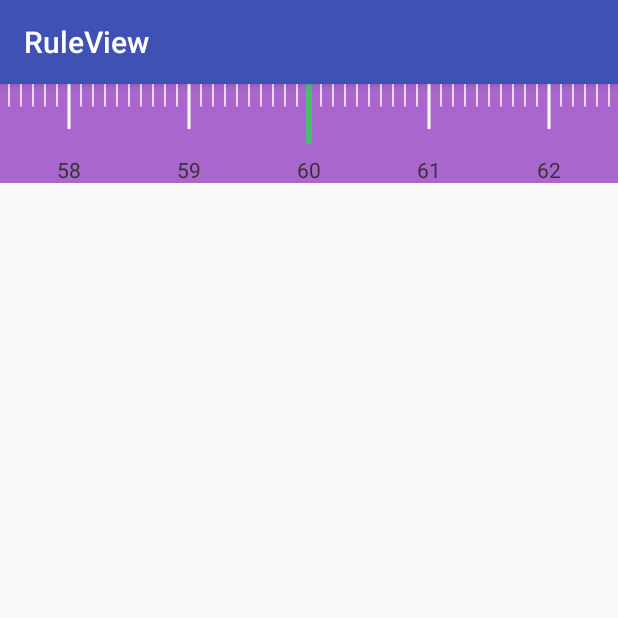
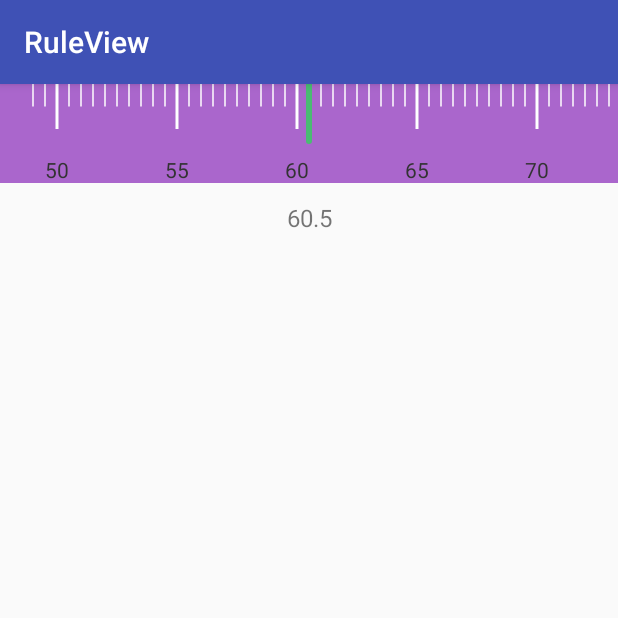
Before and after one commit to Easy-Ez/ScaleView, an Android app: the screen it shows after launch (MainActivity), on a phone screen of 412 x 824 dp, the top half of it. Run offline under Robolectric (Android 15) with nearby library versions, the phone set to English and light mode, and no system bars.

Commit message:
scroll停止后寻找选中的位置 数值回调

```diff
--- a/app/src/main/java/cf/sadhu/scaleview/MainActivity.java
+++ b/app/src/main/java/cf/sadhu/scaleview/MainActivity.java
@@ -1,13 +1,25 @@
 package cf.sadhu.scaleview;
 
+import android.os.Bundle;
 import android.support.v7.app.AppCompatActivity;
-import android.os.Bundle;
+import android.widget.TextView;
 
 public class MainActivity extends AppCompatActivity {
+    private static final String TAG = "MainActivity";
+    private TextView tv_value;
 
     @Override
     protected void onCreate(Bundle savedInstanceState) {
         super.onCreate(savedInstanceState);
         setContentView(R.layout.activity_main);
+        ScaleView scaleview = findViewById(R.id.sacleview);
+        tv_value = findViewById(R.id.tv_value);
+        scaleview.setOnGraduationValueChange(new ScaleView.OnGraduationValueChangeListener() {
+            @Override
+            public void onChange(int value, float stepHelper) {
+                // Log.i(TAG, "onChange value: " + value + ";stepHelper:" + stepHelper);
+                tv_value.setText(String.valueOf(value / stepHelper));
+            }
+        });
     }
 }
--- a/app/src/main/java/cf/sadhu/scaleview/ScaleView.java
+++ b/app/src/main/java/cf/sadhu/scaleview/ScaleView.java
@@ -10,7 +10,6 @@ import android.support.v4.content.ContextCompat;
 import android.support.v4.view.GestureDetectorCompat;
 import android.support.v4.view.ViewCompat;
 import android.util.AttributeSet;
-import android.util.Log;
 import android.util.TypedValue;
 import android.view.GestureDetector;
 import android.view.MotionEvent;
@@ -23,11 +22,9 @@ import android.widget.OverScroller;
  */
 public class ScaleView extends View {
     private static final String TAG = "ScaleView";
-    private boolean mAutoAlign; // 是否自动对齐
     private float mInitialValue; // 初始化的值
     private float mMinValue; // 最小值
     private float mMaxValue; // 最大值
-    private float mCurrentValue;//当前值
     private float mGraduationLineMargin; // 刻度线间的间隔
     private float mGraduationStep;// 刻度的步进
     private int mGraduationStepHelper;// 将刻度的步进转换成整数
@@ -35,11 +32,13 @@ public class ScaleView extends View {
     private float mGraduationLineWidth; // 刻度线宽
     private float mGraduationLineHeight; // 刻度线高
 
-    private Drawable mIndicator;
-    private float mIndicatorWidth;
-    private float mIndicatorHeight;
+    private Drawable mIndicator; // 指示器drawble
+    private float mIndicatorWidth; // 可以指定指示器的宽高
+    private float mIndicatorHeight; // 可以指定指示器的宽高
 
-    private float mTextMargin;
+    private float mTextMargin; // 文字具体刻度的间距
+    private int mTtextColor; // 文字颜色
+    private float mTextSize; // 文字大小
 
     private Paint mTextPaint;
     private Paint mGraduationPaint;
@@ -55,6 +54,9 @@ public class ScaleView extends View {
     private int mIntMaxValue;
     private float mBaselineY;
     private boolean mIsFling;
+    private OnGraduationValueChangeListener mOnGraduationValueChangeListener;
+    private Paint.FontMetrics mTextfontMetrics;
+
 
     public ScaleView(Context context) {
         this(context, null);
@@ -75,8 +77,6 @@ public class ScaleView extends View {
         mMinValue = typedArray.getFloat(R.styleable.ScaleView_minValue, 0f);
         mMaxValue = typedArray.getFloat(R.styleable.ScaleView_maxVaule, 100f);
         mInitialValue = typedArray.getFloat(R.styleable.ScaleView_initialValue, (mMinValue + mMaxValue) / 2);
-        mCurrentValue = mInitialValue;
-        mAutoAlign = typedArray.getBoolean(R.styleable.ScaleView_autoAlign, true);
 
         mGraduationStep = typedArray.getFloat(R.styleable.ScaleView_graduationStep, 1);
         mGraduationStepHelper = typedArray.getInt(R.styleable.ScaleView_graduationStepHelper, 1);
@@ -97,25 +97,13 @@ public class ScaleView extends View {
         }
 
 
-        int textColor = typedArray.getColor(R.styleable.ScaleView_graduationTextColor, ContextCompat.getColor(getContext(), R.color.color33));
-        float textSize = typedArray.getDimension(R.styleable.ScaleView_graduationTextSize, TypedValue.applyDimension(TypedValue.COMPLEX_UNIT_SP, 14f, getContext().getResources().getDisplayMetrics()));
+        mTtextColor = typedArray.getColor(R.styleable.ScaleView_graduationTextColor, ContextCompat.getColor(getContext(), R.color.color33));
+        mTextSize = typedArray.getDimension(R.styleable.ScaleView_graduationTextSize, TypedValue.applyDimension(TypedValue.COMPLEX_UNIT_SP, 14f, getContext().getResources().getDisplayMetrics()));
         mTextMargin = typedArray.getDimension(R.styleable.ScaleView_graduationTextMargin, dp2px(4));
         typedArray.recycle();
 
         initData();
-        mTextPaint = new Paint();
-        mTextPaint.setAntiAlias(true);
-        mTextPaint.setColor(textColor);
-        mTextPaint.setTextAlign(Paint.Align.CENTER);
-        mTextPaint.setTextSize(textSize);
-        mGraduationPaint = new Paint();
-        mGraduationPaint.setAntiAlias(true);
-        mGraduationPaint.setColor(mGraduationLineColor);
-        mGraduationPaint.setStrokeWidth(mGraduationLineWidth);
-        mBaselineY = getPaddingTop() + getPaddingBottom()
-                + Math.max(mIndicatorHeight, mGraduationLineHeight)
-                + Math.abs(mTextPaint.getFontMetrics().top)
-                + mTextMargin;
+        initPaint();
 
 
         mScroller = new OverScroller(getContext());
@@ -134,7 +122,7 @@ public class ScaleView extends View {
                 } else if (mOffset > mMaxOffset) {
                     mOffset = mMaxOffset;
                 }
-                //Log.i(TAG, "onScroll distanceX: " + distanceX + ";offset:" + mOffset);
+                //  Log.i(TAG, "onScroll distanceX: " + distanceX + ";offset:" + mOffset);
                 invalidate();
                 return true;
             }
@@ -142,7 +130,7 @@ public class ScaleView extends View {
 
             @Override
             public boolean onFling(MotionEvent motionEvent, MotionEvent motionEvent1, float velocityX, float velocityY) {
-                //Log.i(TAG, "onFling: " + velocityX);
+                //   Log.i(TAG, "onFling: " + velocityX);
                 mScroller.forceFinished(true);
                 mIsFling = true;
                 mScroller.fling(
@@ -161,6 +149,9 @@ public class ScaleView extends View {
         });
     }
 
+    /**
+     * 初始化数据
+     */
     private void initData() {
         // 转化为整数的步进
         mStep = (int) (mGraduationStep * mGraduationStepHelper);
@@ -178,8 +169,35 @@ public class ScaleView extends View {
         mOffset = (mInitialValue - mMinValue) / mGraduationStep * mGraduationLineMargin;
     }
 
+    /**
+     * 初始化paint
+     */
+    private void initPaint() {
+        mTextPaint = new Paint();
+        mTextPaint.setAntiAlias(true);
+        mTextPaint.setColor(mTtextColor);
+        mTextPaint.setTextAlign(Paint.Align.CENTER);
+        mTextPaint.setTextSize(mTextSize);
+        mTextfontMetrics = mTextPaint.getFontMetrics();
+        mGraduationPaint = new Paint();
+        mGraduationPaint.setAntiAlias(true);
+        mGraduationPaint.setColor(mGraduationLineColor);
+        mGraduationPaint.setStrokeWidth(mGraduationLineWidth);
+        mBaselineY = getPaddingTop() + getPaddingBottom()
+                + Math.max(mIndicatorHeight, mGraduationLineHeight)
+                + Math.abs(mTextfontMetrics.top)
+                + mTextMargin;
+    }
+
     @Override
     public boolean onTouchEvent(MotionEvent event) {
+        if (event.getAction() == MotionEvent.ACTION_UP ||
+                event.getAction() == MotionEvent.ACTION_CANCEL) {
+            // Log.i(TAG, "onTouchEvent: ACTION_UP or ACTION_CANCEL");
+            if (!mIsFling) {
+                findFinalGraduation();
+            }
+        }
         return mGestureDetectorCompat.onTouchEvent(event) || super.onTouchEvent(event);
     }
 
@@ -201,7 +219,7 @@ public class ScaleView extends View {
             // 计算最小高度: 包括上下padding 刻度线or指示线的高度 文字的高度 文字的margin
             float minHeight = getPaddingTop() + getPaddingBottom()
                     + Math.max(mIndicatorHeight, mGraduationLineHeight)
-                    + (mTextPaint.getFontMetrics().bottom - mTextPaint.getFontMetrics().top)
+                    + (mTextfontMetrics.bottom - mTextfontMetrics.top)
                     + mTextMargin;
             heightSize = (int) Math.min(heightSize, minHeight);
         }
@@ -244,20 +262,39 @@ public class ScaleView extends View {
 
         mStartX = getPaddingLeft() + getWidth() / 2 - mOffset;
         int index = 0;
+        float startX;
         for (int i = mIntMinValue; i <= mIntMaxValue; i += mStep) {
-            if (mStartX + index * mGraduationLineMargin > 0 && mStartX + index * mGraduationLineMargin < getWidth()) {
+            startX = mStartX + index * mGraduationLineMargin;
+            if (startX > 0 && startX < getWidth()) {
                 if (i % mModStep == 0) {
                     mGraduationPaint.setStrokeWidth(mGraduationLineWidth);
-                    canvas.drawLine(mStartX + index * mGraduationLineMargin, getPaddingTop(), mStartX + index * mGraduationLineMargin, mGraduationLineHeight, mGraduationPaint);
+                    canvas.drawLine(
+                            startX,
+                            getPaddingTop(),
+                            startX,
+                            mGraduationLineHeight,
+                            mGraduationPaint
+                    );
                     canvas.drawText(
                             String.valueOf(i / mGraduationStepHelper),
-                            mStartX + index * mGraduationLineMargin,
+                            startX,
                             mBaselineY,
-                            mTextPaint);
+                            mTextPaint
+                    );
                 } else {
                     mGraduationPaint.setStrokeWidth(mGraduationLineWidth / 2);
-                    canvas.drawLine(mStartX + index * mGraduationLineMargin, getPaddingTop(), mStartX + index * mGraduationLineMargin, mGraduationLineHeight / 2, mGraduationPaint);
+                    canvas.drawLine(
+                            startX,
+                            getPaddingTop(),
+                            startX,
+                            mGraduationLineHeight / 2,
+                            mGraduationPaint);
                 }
+                if (mOnGraduationValueChangeListener != null
+                        && Math.abs(startX - getWidth() / 2) < mGraduationLineMargin / 2) {
+                    mOnGraduationValueChangeListener.onChange(i, mGraduationStepHelper);
+                }
+
             }
             index++;
         }
@@ -276,7 +313,7 @@ public class ScaleView extends View {
             }
             index++;
         }
-        Log.i(TAG, "findFinalGraduation: " + maxTarget);
+        // Log.i(TAG, "findFinalGraduation: " + maxTarget);
         float maxTargetOffset = maxTarget * mGraduationLineMargin;
         float minTargetOffset = (maxTarget - 1) * mGraduationLineMargin;
         float startX = mOffset;
@@ -294,4 +331,13 @@ public class ScaleView extends View {
         return TypedValue.applyDimension(TypedValue.COMPLEX_UNIT_DIP, value, getContext().getResources().getDisplayMetrics());
     }
 
+    public void setOnGraduationValueChange(OnGraduationValueChangeListener listener) {
+        this.mOnGraduationValueChangeListener = listener;
+    }
+
+
+    public interface OnGraduationValueChangeListener {
+        void onChange(int value, float stepHelper);
+    }
+
 }
--- a/app/src/main/res/layout/activity_main.xml
+++ b/app/src/main/res/layout/activity_main.xml
@@ -7,18 +7,29 @@
     tools:context="cf.sadhu.scaleview.MainActivity">
 
     <cf.sadhu.scaleview.ScaleView
+        android:id="@+id/sacleview"
         android:layout_width="match_parent"
         android:layout_height="wrap_content"
         android:background="@android:color/holo_purple"
-        app:graduationStepHelper="10"
         app:graduationLineColor="@android:color/white"
         app:graduationLineHeight="30dp"
         app:graduationLineMargin="8dp"
-        app:graduationStep="0.1"
+        app:graduationStep="0.5"
+        app:graduationStepHelper="10"
         app:graduationTextMargin="8dp"
         app:graduationTextSize="14sp"
         app:indicator="@drawable/bg_indicator"
-        app:initialValue="60"
+        app:initialValue="60.5"
         app:maxVaule="86"
         app:minValue="49" />
+
+    <TextView
+        android:id="@+id/tv_value"
+        android:layout_width="wrap_content"
+        android:layout_height="wrap_content"
+        android:layout_marginTop="12dp"
+        android:textSize="16sp"
+        app:layout_constraintLeft_toLeftOf="parent"
+        app:layout_constraintRight_toRightOf="parent"
+        app:layout_constraintTop_toBottomOf="@id/sacleview" />
 </android.support.constraint.ConstraintLayout>
--- a/app/src/main/res/values/attrs.xml
+++ b/app/src/main/res/values/attrs.xml
@@ -4,7 +4,6 @@
         <attr name="initialValue" format="float" />
         <attr name="minValue" format="float" />
         <attr name="maxVaule" format="float" />
-        <attr name="autoAlign" format="boolean" />
         <attr name="graduationStep" format="float" />
         <attr name="graduationStepHelper" format="integer" />
         <attr name="graduationLineMargin" format="dimension" />
```
